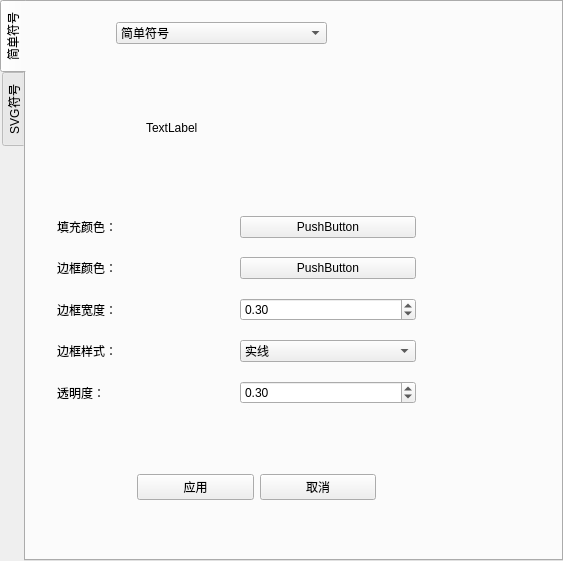
Before: the Qt Designer form SearchJourney/SymbolManger.ui in clydesanchez/SearchJourney, drawn with Qt 5.
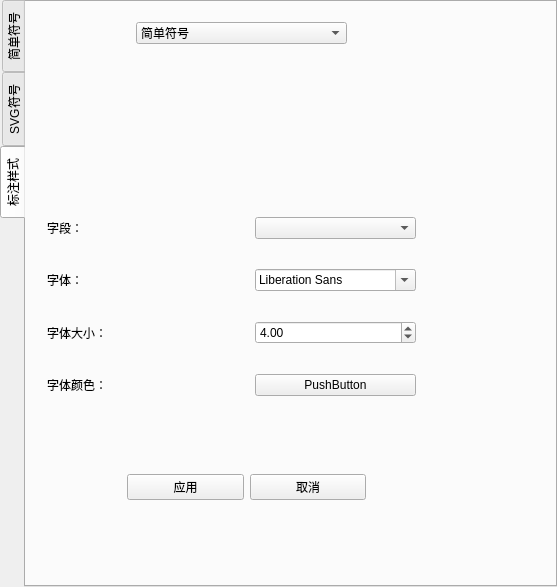
After: the same form once the commit is applied. The open tabs and pages were chosen to show the change.

Commit message: 标注样式设置功能

Patch:
```diff
--- a/SearchJourney/SymbolManger.ui
+++ b/SearchJourney/SymbolManger.ui
@@ -6,8 +6,8 @@
    <rect>
     <x>0</x>
     <y>0</y>
-    <width>563</width>
-    <height>561</height>
+    <width>557</width>
+    <height>587</height>
    </rect>
   </property>
   <property name="minimumSize">
@@ -79,7 +79,7 @@
       <item row="4" column="0">
        <widget class="QLabel" name="label_5">
         <property name="text">
-         <string>透明度：</string>
+         <string>不透明度：</string>
         </property>
        </widget>
       </item>
@@ -414,6 +414,151 @@
      </layout>
     </widget>
    </widget>
+   <widget class="QWidget" name="tab_mark">
+    <attribute name="title">
+     <string>标注样式</string>
+    </attribute>
+    <widget class="QWidget" name="ctrlMarkWidget" native="true">
+     <property name="geometry">
+      <rect>
+       <x>10</x>
+       <y>180</y>
+       <width>391</width>
+       <height>251</height>
+      </rect>
+     </property>
+     <layout class="QGridLayout" name="gridLayout_4">
+      <item row="0" column="0">
+       <widget class="QLabel" name="label_11">
+        <property name="text">
+         <string>字段：</string>
+        </property>
+       </widget>
+      </item>
+      <item row="0" column="1">
+       <widget class="QComboBox" name="ctrlField">
+        <property name="maximumSize">
+         <size>
+          <width>161</width>
+          <height>16777215</height>
+         </size>
+        </property>
+       </widget>
+      </item>
+      <item row="1" column="0">
+       <widget class="QLabel" name="label_10">
+        <property name="text">
+         <string>字体：</string>
+        </property>
+       </widget>
+      </item>
+      <item row="1" column="1">
+       <widget class="QFontComboBox" name="fontComboBox">
+        <property name="maximumSize">
+         <size>
+          <width>161</width>
+          <height>16777215</height>
+         </size>
+        </property>
+       </widget>
+      </item>
+      <item row="2" column="0">
+       <widget class="QLabel" name="label_12">
+        <property name="text">
+         <string>字体大小：</string>
+        </property>
+       </widget>
+      </item>
+      <item row="2" column="1">
+       <widget class="QDoubleSpinBox" name="ctrlFontSize">
+        <property name="maximumSize">
+         <size>
+          <width>161</width>
+          <height>16777215</height>
+         </size>
+        </property>
+        <property name="singleStep">
+         <double>0.500000000000000</double>
+        </property>
+        <property name="value">
+         <double>4.000000000000000</double>
+        </property>
+       </widget>
+      </item>
+      <item row="3" column="0">
+       <widget class="QLabel" name="label_13">
+        <property name="text">
+         <string>字体颜色：</string>
+        </property>
+       </widget>
+      </item>
+      <item row="3" column="1">
+       <widget class="QPushButton" name="btn_fontcolor">
+        <property name="minimumSize">
+         <size>
+          <width>161</width>
+          <height>0</height>
+         </size>
+        </property>
+        <property name="text">
+         <string>PushButton</string>
+        </property>
+       </widget>
+      </item>
+     </layout>
+    </widget>
+    <widget class="QWidget" name="widget_3" native="true">
+     <property name="geometry">
+      <rect>
+       <x>90</x>
+       <y>460</y>
+       <width>261</width>
+       <height>51</height>
+      </rect>
+     </property>
+     <layout class="QHBoxLayout" name="horizontalLayout_3">
+      <item>
+       <widget class="QPushButton" name="ctrlConfirm_mark">
+        <property name="text">
+         <string>应用</string>
+        </property>
+       </widget>
+      </item>
+      <item>
+       <widget class="QPushButton" name="ctrlCancel_mark">
+        <property name="text">
+         <string>取消</string>
+        </property>
+       </widget>
+      </item>
+     </layout>
+    </widget>
+    <widget class="QComboBox" name="ctrlSymbolType_mark">
+     <property name="geometry">
+      <rect>
+       <x>110</x>
+       <y>20</y>
+       <width>211</width>
+       <height>22</height>
+      </rect>
+     </property>
+     <item>
+      <property name="text">
+       <string>简单符号</string>
+      </property>
+     </item>
+     <item>
+      <property name="text">
+       <string>svg符号</string>
+      </property>
+     </item>
+     <item>
+      <property name="text">
+       <string>标注样式</string>
+      </property>
+     </item>
+    </widget>
+   </widget>
   </widget>
  </widget>
  <layoutdefault spacing="6" margin="11"/>
```
Left out of the diff: 16 changed lines with no effect on the pictures. The commit also changes 6 other files.
